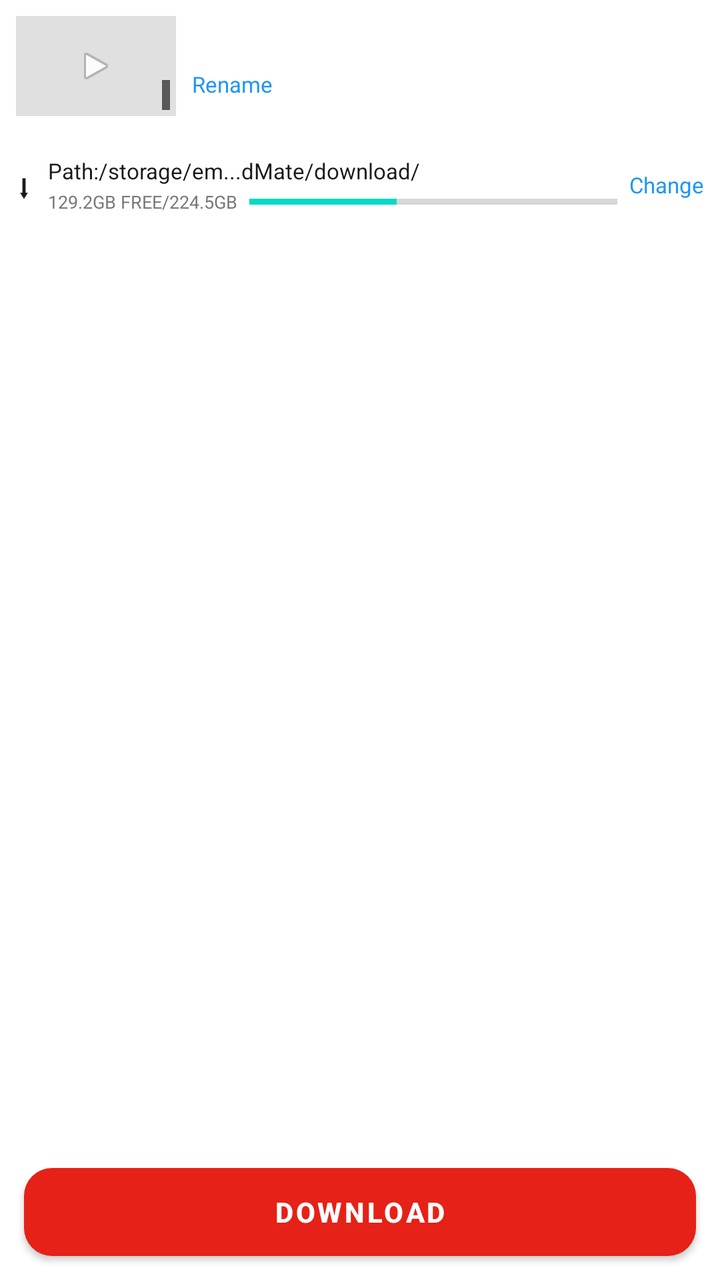
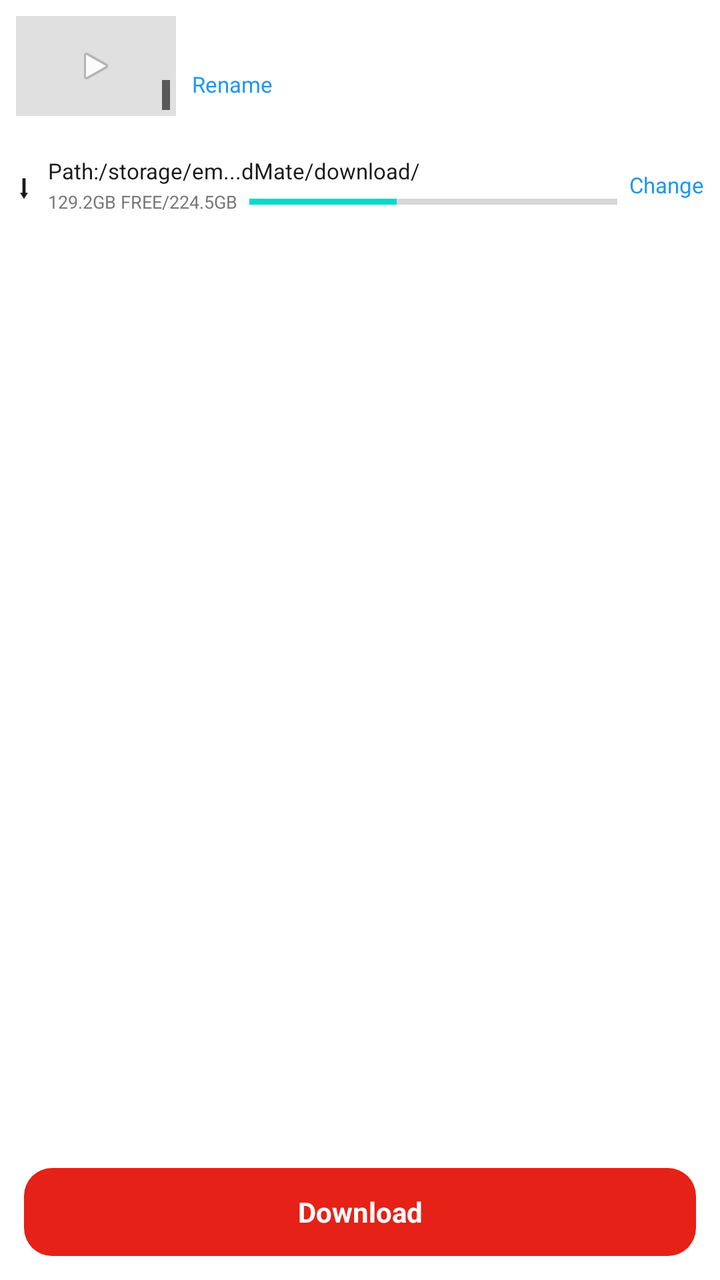

An Android layout rendered at two revisions. The XML below is the earlier revision; the diff shows what the commit changed to produce the second picture.
<!-- AndroidManifest.xml: application theme Theme.Material3.Light.NoActionBar -->
<!-- res/layout/dialog_download.xml -->
<?xml version="1.0" encoding="utf-8"?>
<LinearLayout xmlns:android="http://schemas.android.com/apk/res/android"
    android:layout_width="match_parent"
    android:layout_height="match_parent"
    android:orientation="vertical"
    android:background="@color/card">

    
    <LinearLayout
        android:layout_width="match_parent"
        android:layout_height="wrap_content"
        android:orientation="horizontal"
        android:gravity="center_vertical"
        android:padding="8dp">

        <FrameLayout
            android:layout_width="80dp"
            android:layout_height="50dp"
            android:background="#E0E0E0">

            <ImageView
                android:id="@+id/iv_dlg_thumb"
                android:layout_width="match_parent"
                android:layout_height="match_parent"
                android:scaleType="centerCrop" />

            <ImageView
                android:layout_width="20dp"
                android:layout_height="20dp"
                android:layout_gravity="center"
                android:src="@android:drawable/ic_media_play"
                android:alpha="0.9" />

            <TextView
                android:id="@+id/tv_dlg_duration"
                android:layout_width="wrap_content"
                android:layout_height="wrap_content"
                android:layout_gravity="bottom|end"
                android:layout_margin="3dp"
                android:background="#99000000"
                android:padding="2dp"
                android:textColor="@color/white"
                android:textSize="8sp" />
        </FrameLayout>

        <LinearLayout
            android:layout_width="0dp"
            android:layout_height="wrap_content"
            android:layout_weight="1"
            android:layout_marginStart="8dp"
            android:orientation="vertical">

            <TextView
                android:id="@+id/tv_dlg_title"
                android:layout_width="match_parent"
                android:layout_height="wrap_content"
                android:textColor="@color/text_primary"
                android:textSize="12sp"
                android:textStyle="bold"
                android:maxLines="2"
                android:ellipsize="end" />

            <TextView
                android:id="@+id/tv_dlg_rename"
                android:layout_width="wrap_content"
                android:layout_height="wrap_content"
                android:layout_marginTop="2dp"
                android:text="Rename"
                android:textColor="#2196F3"
                android:textSize="11sp"
                android:clickable="true"
                android:focusable="true" />
        </LinearLayout>
    </LinearLayout>

    
    <LinearLayout
        android:layout_width="match_parent"
        android:layout_height="wrap_content"
        android:orientation="horizontal"
        android:gravity="center_vertical"
        android:layout_marginTop="4dp"
        android:padding="8dp">

        <TextView
            android:layout_width="wrap_content"
            android:layout_height="wrap_content"
            android:text="⬇"
            android:textSize="16sp"
            android:textColor="@color/text_primary" />

        <LinearLayout
            android:layout_width="0dp"
            android:layout_height="wrap_content"
            android:layout_weight="1"
            android:layout_marginStart="8dp"
            android:orientation="vertical">

            <TextView
                android:id="@+id/tv_dlg_path"
                android:layout_width="match_parent"
                android:layout_height="wrap_content"
                android:text="Path:/storage/em...dMate/download/"
                android:textColor="@color/text_primary"
                android:textSize="11sp"
                android:singleLine="true"
                android:ellipsize="middle" />

            <LinearLayout
                android:layout_width="match_parent"
                android:layout_height="wrap_content"
                android:orientation="horizontal"
                android:gravity="center_vertical"
                android:layout_marginTop="2dp">

                <TextView
                    android:id="@+id/tv_dlg_storage"
                    android:layout_width="wrap_content"
                    android:layout_height="wrap_content"
                    android:text="129.2GB FREE/224.5GB"
                    android:textColor="@color/text_secondary"
                    android:textSize="9sp" />

                <ProgressBar
                    android:id="@+id/pb_dlg_storage"
                    style="?android:attr/progressBarStyleHorizontal"
                    android:layout_width="0dp"
                    android:layout_height="3dp"
                    android:layout_weight="1"
                    android:layout_marginStart="6dp"
                    android:progress="40" />
            </LinearLayout>
        </LinearLayout>

        <TextView
            android:id="@+id/tv_dlg_change"
            android:layout_width="wrap_content"
            android:layout_height="wrap_content"
            android:layout_marginStart="6dp"
            android:text="Change"
            android:textColor="#2196F3"
            android:textSize="11sp"
            android:clickable="true"
            android:focusable="true" />
    </LinearLayout>

    <TextView
        android:id="@+id/tv_fetching"
        android:layout_width="match_parent"
        android:layout_height="wrap_content"
        android:layout_marginTop="8dp"
        android:gravity="center"
        android:text="@string/fetching_formats"
        android:visibility="gone" />

    
    <androidx.recyclerview.widget.RecyclerView
        android:id="@+id/rv_formats"
        android:layout_width="match_parent"
        android:layout_height="0dp"
        android:layout_weight="1"
        android:padding="8dp"
        android:clipToPadding="false" />

    
    <Button
        android:id="@+id/btn_download"
        android:layout_width="match_parent"
        android:layout_height="44dp"
        android:layout_margin="12dp"
        android:background="@drawable/bg_btn_download"
        android:text="@string/download"
        android:textColor="@color/white"
        android:textSize="14sp"
        android:textStyle="bold" />
</LinearLayout>
<!-- resources referenced by this layout -->
<resources>
  <color name="card">#FFFFFF</color>
  <color name="text_primary">#1A1A1A</color>
  <color name="text_secondary">#777777</color>
  <color name="white">#FFFFFF</color>
  <!-- drawable bg_btn_download (drawable) -->
  <?xml version="1.0" encoding="utf-8"?>
  <shape xmlns:android="http://schemas.android.com/apk/res/android" android:shape="rectangle">
      <corners android:radius="14dp" />
      <solid android:color="@color/red_accent" />
  </shape>
  <string name="download">Download</string>
  <string name="fetching_formats">Fetching available formats...</string>
  <style name="Theme.Material3.Light.NoActionBar" parent="Theme.MaterialComponents.Light.NoActionBar">
          <item name="colorPrimary">@color/red_accent</item>
          <item name="colorPrimaryVariant">@color/red_accent</item>
          <item name="colorOnPrimary">@color/white</item>
          <item name="android:statusBarColor">@color/bg</item>
          <item name="android:windowLightStatusBar">true</item>
      </style>
  <color name="red_accent">#E62117</color>
  <color name="bg">#F8F8F8</color>
</resources>

<!-- the commit's change to res/layout/dialog_download.xml (unified diff, before → after) -->
@@ -3,7 +3,7 @@
     android:layout_width="match_parent"
     android:layout_height="match_parent"
     android:orientation="vertical"
-    android:background="@color/card">
+    android:background="@drawable/bg_dialog_sheet">
 
     
     <LinearLayout
@@ -163,12 +163,15 @@
         android:clipToPadding="false" />
 
     
-    <Button
+    <TextView
         android:id="@+id/btn_download"
         android:layout_width="match_parent"
         android:layout_height="44dp"
         android:layout_margin="12dp"
         android:background="@drawable/bg_btn_download"
+        android:clickable="true"
+        android:focusable="true"
+        android:gravity="center"
         android:text="@string/download"
         android:textColor="@color/white"
         android:textSize="14sp"
<!-- resource entries referenced after the edit -->
@@ -9,6 +9,14 @@
   <shape xmlns:android="http://schemas.android.com/apk/res/android" android:shape="rectangle">
       <corners android:radius="14dp" />
       <solid android:color="@color/red_accent" />
+  </shape>
+  <!-- drawable bg_dialog_sheet (drawable) -->
+  <?xml version="1.0" encoding="utf-8"?>
+  <shape xmlns:android="http://schemas.android.com/apk/res/android" android:shape="rectangle">
+      <corners
+          android:topLeftRadius="16dp"
+          android:topRightRadius="16dp" />
+      <solid android:color="@color/card" />
   </shape>
   <string name="download">Download</string>
   <string name="fetching_formats">Fetching available formats...</string>
